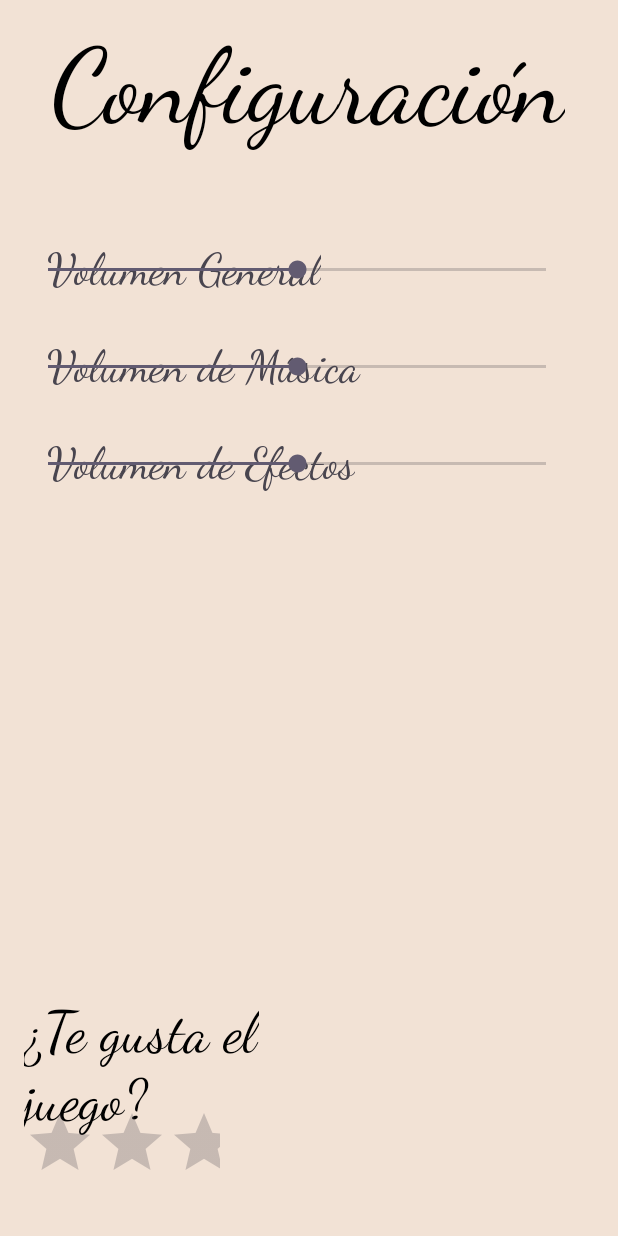
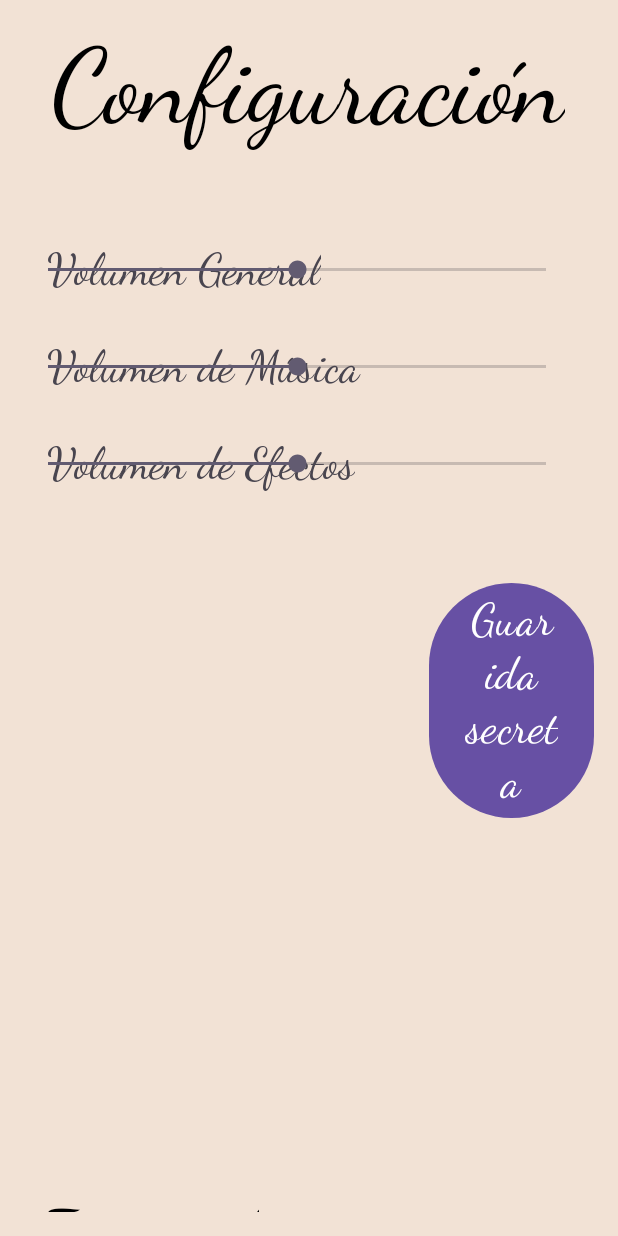
Before and after one commit to MakyuRawr/HamsteriumApp, an Android app: the Config screen opened directly, with no data from a screen before it, on a phone screen of 412 x 824 dp. Run offline under Robolectric (Android 15) with nearby library versions, the phone set to English and light mode, and no system bars.

Commit message:
MapBox Implementado

```diff
--- a/app/src/main/java/com/makyu/hamsterium/Config.java
+++ b/app/src/main/java/com/makyu/hamsterium/Config.java
@@ -46,6 +46,8 @@ public class Config extends AppCompatActivity {
 
         RatingBar ratingBar = findViewById(R.id.ratingBar);
 
+        Button btnGps = findViewById(R.id.btnGps);
+
 
         //configuración d ratingbar
         ratingBar.setOnRatingBarChangeListener(new RatingBar.OnRatingBarChangeListener() {
@@ -77,7 +79,7 @@ public class Config extends AppCompatActivity {
 
             @Override
             public void onClick(View v) {
-                // Redirige al usuario a la pantalla de registro
+                //redirige al usuario a la pantalla de registro
                 Intent intent = new Intent(Config.this, Register.class);
                 startActivity(intent);
             }
@@ -141,6 +143,18 @@ public class Config extends AppCompatActivity {
                 finish();
             }
         });
+
+
+        btnGps.setOnClickListener(new View.OnClickListener() {
+
+            @Override
+            public void onClick(View v) {
+                Intent intent = new Intent (v.getContext(), mapaBox.class);
+                startActivityForResult(intent, 0);
+            }
+        });
+
+
     }
 
 }
--- a/app/src/main/java/com/makyu/hamsterium/mapaBox.java
+++ b/app/src/main/java/com/makyu/hamsterium/mapaBox.java
@@ -15,7 +15,7 @@ public class mapaBox extends AppCompatActivity {
         setContentView(R.layout.mapa_box);
 
         MapView mapView = findViewById(R.id.mapView);
-        mapView.getMapboxMap().loadStyleUri(Style.MAPBOX_STREETS);
+        mapView.getMapboxMap().loadStyleUri(Style.SATELLITE_STREETS);
 
     }
 }
--- a/app/src/main/res/layout/activity_config.xml
+++ b/app/src/main/res/layout/activity_config.xml
@@ -115,7 +115,28 @@
 
     <RelativeLayout
         android:layout_width="match_parent"
-        android:layout_height="300dp">
+        android:layout_height="35dp">
+
+    </RelativeLayout>
+
+
+    <Button
+        android:id="@+id/btnGps"
+        android:layout_width="wrap_content"
+        android:layout_height="wrap_content"
+
+        android:layout_marginStart="270dp"
+
+        android:layout_marginBottom="17dp"
+        android:fontFamily="cursive"
+        android:text="Guarida secreta"
+        android:textSize="30dp"
+
+        />
+
+    <RelativeLayout
+        android:layout_width="match_parent"
+        android:layout_height="215dp">
 
     </RelativeLayout>
 
```
Also changed, not shown: app/src/main/res/layout/mapa_box.xml (+28 -6 lines).
